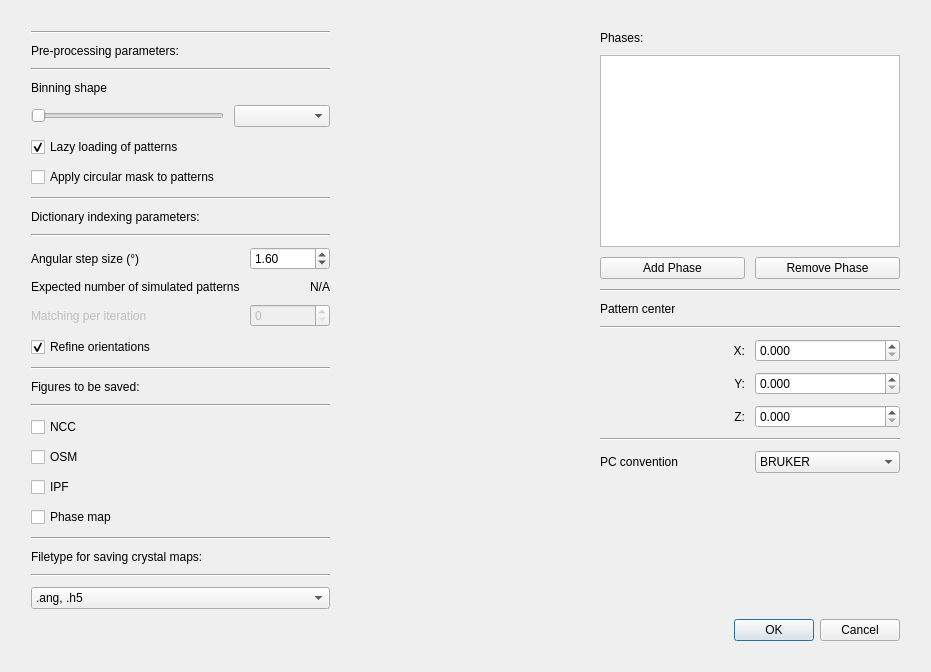
This is ui/di_setup.ui in EBSP-Indexer/EBSP-Indexer as Qt 5 draws it before an edit. The edited form follows.
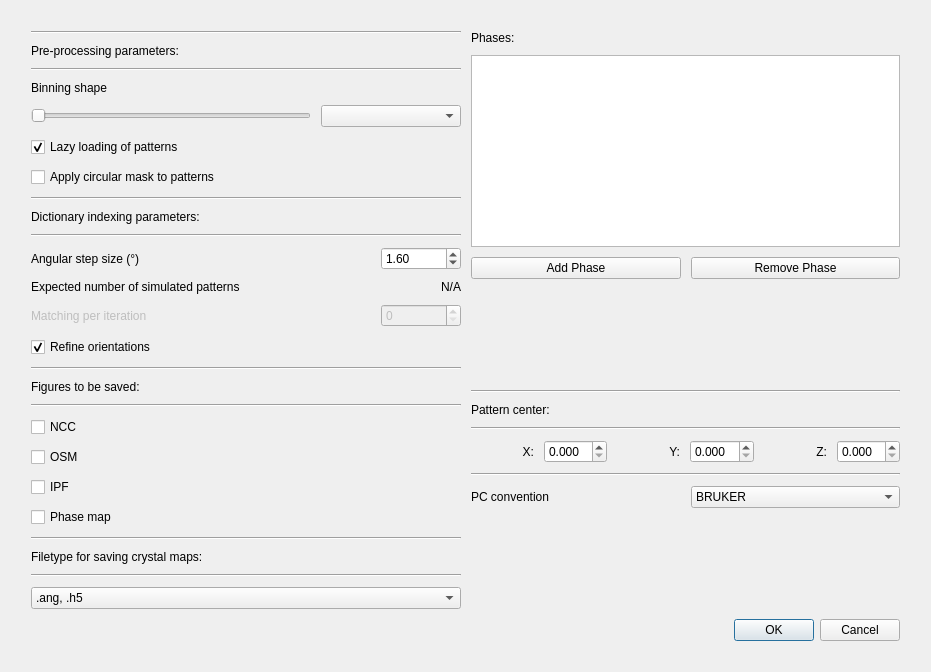
This is the edited form.

The edit to the form file:
```diff
--- a/ui/di_setup.ui
+++ b/ui/di_setup.ui
@@ -19,7 +19,7 @@
      <property name="locale">
       <locale language="English" country="UnitedStates"/>
      </property>
-     <layout class="QGridLayout" name="gridLayout" columnstretch="0,0,0">
+     <layout class="QGridLayout" name="gridLayout" columnstretch="0,0">
       <property name="sizeConstraint">
        <enum>QLayout::SetDefaultConstraint</enum>
       </property>
@@ -38,227 +38,8 @@
       <property name="spacing">
        <number>10</number>
       </property>
-      <item row="18" column="2">
-       <widget class="QDialogButtonBox" name="buttonBox">
-        <property name="enabled">
-         <bool>true</bool>
-        </property>
-        <property name="standardButtons">
-         <set>QDialogButtonBox::Cancel|QDialogButtonBox::Ok</set>
-        </property>
-        <property name="centerButtons">
-         <bool>false</bool>
-        </property>
-       </widget>
-      </item>
-      <item row="1" column="2">
-       <layout class="QVBoxLayout" name="verticalLayout_3">
-        <item>
-         <widget class="QLabel" name="label_9">
-          <property name="text">
-           <string>Phases:</string>
-          </property>
-         </widget>
-        </item>
-        <item>
-         <widget class="QListWidget" name="listWidgetPhase">
-          <property name="minimumSize">
-           <size>
-            <width>300</width>
-            <height>50</height>
-           </size>
-          </property>
-          <property name="maximumSize">
-           <size>
-            <width>16000000</width>
-            <height>1699999</height>
-           </size>
-          </property>
-          <property name="acceptDrops">
-           <bool>false</bool>
-          </property>
-          <property name="selectionMode">
-           <enum>QAbstractItemView::MultiSelection</enum>
-          </property>
-         </widget>
-        </item>
-        <item>
-         <layout class="QHBoxLayout" name="horizontalLayout">
-          <item>
-           <widget class="QPushButton" name="pushButtonAddPhase">
-            <property name="text">
-             <string>Add Phase</string>
-            </property>
-           </widget>
-          </item>
-          <item>
-           <widget class="QPushButton" name="pushButtonRemovePhase">
-            <property name="text">
-             <string>Remove Phase</string>
-            </property>
-           </widget>
-          </item>
-         </layout>
-        </item>
-        <item>
-         <widget class="Line" name="line_2">
-          <property name="orientation">
-           <enum>Qt::Horizontal</enum>
-          </property>
-         </widget>
-        </item>
-        <item>
-         <widget class="QLabel" name="label_5">
-          <property name="text">
-           <string>Pattern center</string>
-          </property>
-         </widget>
-        </item>
-        <item>
-         <widget class="Line" name="line_3">
-          <property name="orientation">
-           <enum>Qt::Horizontal</enum>
-          </property>
-         </widget>
-        </item>
-        <item>
-         <layout class="QGridLayout" name="gridLayout_4">
-          <item row="0" column="0">
-           <widget class="QLabel" name="label_2">
-            <property name="text">
-             <string>X:</string>
-            </property>
-            <property name="alignment">
-             <set>Qt::AlignRight|Qt::AlignTrailing|Qt::AlignVCenter</set>
-            </property>
-           </widget>
-          </item>
-          <item row="0" column="1">
-           <widget class="QDoubleSpinBox" name="patternCenterX">
-            <property name="decimals">
-             <number>3</number>
-            </property>
-            <property name="maximum">
-             <double>1.000000000000000</double>
-            </property>
-            <property name="singleStep">
-             <double>0.001000000000000</double>
-            </property>
-           </widget>
-          </item>
-          <item row="1" column="0">
-           <widget class="QLabel" name="label_3">
-            <property name="text">
-             <string>Y:</string>
-            </property>
-            <property name="alignment">
-             <set>Qt::AlignRight|Qt::AlignTrailing|Qt::AlignVCenter</set>
-            </property>
-           </widget>
-          </item>
-          <item row="2" column="1">
-           <widget class="QDoubleSpinBox" name="patternCenterZ">
-            <property name="locale">
-             <locale language="English" country="UnitedStates"/>
-            </property>
-            <property name="decimals">
-             <number>3</number>
-            </property>
-            <property name="maximum">
-             <double>1.000000000000000</double>
-            </property>
-            <property name="singleStep">
-             <double>0.001000000000000</double>
-            </property>
-           </widget>
-          </item>
-          <item row="1" column="1">
-           <widget class="QDoubleSpinBox" name="patternCenterY">
-            <property name="decimals">
-             <number>3</number>
-            </property>
-            <property name="maximum">
-             <double>1.000000000000000</double>
-            </property>
-            <property name="singleStep">
-             <double>0.001000000000000</double>
-            </property>
-           </widget>
-          </item>
-          <item row="2" column="0">
-           <widget class="QLabel" name="label_4">
-            <property name="text">
-             <string>Z:</string>
-            </property>
-            <property name="alignment">
-             <set>Qt::AlignRight|Qt::AlignTrailing|Qt::AlignVCenter</set>
-            </property>
-           </widget>
-          </item>
-         </layout>
-        </item>
-        <item>
-         <widget class="Line" name="line_9">
-          <property name="orientation">
-           <enum>Qt::Horizontal</enum>
-          </property>
-         </widget>
-        </item>
-        <item>
-         <layout class="QHBoxLayout" name="horizontalLayout_3">
-          <item>
-           <widget class="QLabel" name="label_12">
-            <property name="text">
-             <string>PC convention</string>
-            </property>
-           </widget>
-          </item>
-          <item>
-           <widget class="QComboBox" name="comboBoxConvention">
-            <item>
-             <property name="text">
-              <string>BRUKER</string>
-             </property>
-            </item>
-            <item>
-             <property name="text">
-              <string>TSL</string>
-             </property>
-            </item>
-           </widget>
-          </item>
-         </layout>
-        </item>
-        <item>
-         <spacer name="verticalSpacer_4">
-          <property name="orientation">
-           <enum>Qt::Vertical</enum>
-          </property>
-          <property name="sizeHint" stdset="0">
-           <size>
-            <width>20</width>
-            <height>40</height>
-           </size>
-          </property>
-         </spacer>
-        </item>
-       </layout>
-      </item>
       <item row="1" column="0">
        <layout class="QVBoxLayout" name="verticalLayout">
-        <item>
-         <spacer name="verticalSpacer_2">
-          <property name="orientation">
-           <enum>Qt::Vertical</enum>
-          </property>
-          <property name="sizeHint" stdset="0">
-           <size>
-            <width>20</width>
-            <height>40</height>
-           </size>
-          </property>
-         </spacer>
-        </item>
         <item>
          <widget class="Line" name="line_8">
           <property name="orientation">
@@ -469,13 +250,6 @@
         </item>
         <item>
          <layout class="QGridLayout" name="gridLayout_6">
-          <item row="0" column="0">
-           <widget class="Line" name="line_4">
-            <property name="orientation">
-             <enum>Qt::Horizontal</enum>
-            </property>
-           </widget>
-          </item>
           <item row="4" column="0">
            <widget class="QCheckBox" name="checkBoxPM">
             <property name="toolTip">
@@ -509,6 +283,13 @@
             </property>
            </widget>
           </item>
+          <item row="0" column="0">
+           <widget class="Line" name="line_4">
+            <property name="orientation">
+             <enum>Qt::Horizontal</enum>
+            </property>
+           </widget>
+          </item>
           <item row="2" column="0">
            <widget class="QCheckBox" name="checkBoxOSM">
             <property name="toolTip">
@@ -519,11 +300,26 @@
             </property>
            </widget>
           </item>
-          <item row="5" column="0">
-           <widget class="Line" name="line_10">
-            <property name="orientation">
-             <enum>Qt::Horizontal</enum>
+          <item row="8" column="0">
+           <widget class="QComboBox" name="comboBoxFiletype">
+            <property name="toolTip">
+             <string>&lt;html&gt;&lt;head/&gt;&lt;body&gt;&lt;p&gt;&lt;br/&gt;&lt;/p&gt;&lt;/body&gt;&lt;/html&gt;</string>
             </property>
+            <item>
+             <property name="text">
+              <string>.ang, .h5</string>
+             </property>
+            </item>
+            <item>
+             <property name="text">
+              <string>.ang</string>
+             </property>
+            </item>
+            <item>
+             <property name="text">
+              <string>.h5</string>
+             </property>
+            </item>
            </widget>
           </item>
           <item row="7" column="0">
@@ -533,6 +329,13 @@
             </property>
            </widget>
           </item>
+          <item row="5" column="0">
+           <widget class="Line" name="line_10">
+            <property name="orientation">
+             <enum>Qt::Horizontal</enum>
+            </property>
+           </widget>
+          </item>
           <item row="6" column="0">
            <widget class="QLabel" name="label_13">
             <property name="toolTip">
@@ -556,44 +359,228 @@
             </property>
            </spacer>
           </item>
-          <item row="8" column="0">
-           <widget class="QComboBox" name="comboBoxFiletype">
-            <property name="toolTip">
-             <string>&lt;html&gt;&lt;head/&gt;&lt;body&gt;&lt;p&gt;&lt;br/&gt;&lt;/p&gt;&lt;/body&gt;&lt;/html&gt;</string>
-            </property>
-            <item>
-             <property name="text">
-              <string>.ang, .h5</string>
-             </property>
-            </item>
-            <item>
-             <property name="text">
-              <string>.ang</string>
-             </property>
-            </item>
-            <item>
-             <property name="text">
-              <string>.h5</string>
-             </property>
-            </item>
-           </widget>
-          </item>
          </layout>
         </item>
        </layout>
       </item>
+      <item row="18" column="1">
+       <widget class="QDialogButtonBox" name="buttonBox">
+        <property name="enabled">
+         <bool>true</bool>
+        </property>
+        <property name="standardButtons">
+         <set>QDialogButtonBox::Cancel|QDialogButtonBox::Ok</set>
+        </property>
+        <property name="centerButtons">
+         <bool>false</bool>
+        </property>
+       </widget>
+      </item>
       <item row="1" column="1">
-       <spacer name="horizontalSpacer">
-        <property name="orientation">
-         <enum>Qt::Horizontal</enum>
-        </property>
-        <property name="sizeHint" stdset="0">
-         <size>
-          <width>40</width>
-          <height>20</height>
-         </size>
-        </property>
-       </spacer>
+       <layout class="QVBoxLayout" name="verticalLayout_3">
+        <item>
+         <widget class="QLabel" name="label_9">
+          <property name="text">
+           <string>Phases:</string>
+          </property>
+         </widget>
+        </item>
+        <item>
+         <widget class="QListWidget" name="listWidgetPhase">
+          <property name="minimumSize">
+           <size>
+            <width>300</width>
+            <height>50</height>
+           </size>
+          </property>
+          <property name="maximumSize">
+           <size>
+            <width>16000000</width>
+            <height>1699999</height>
+           </size>
+          </property>
+          <property name="acceptDrops">
+           <bool>false</bool>
+          </property>
+          <property name="selectionMode">
+           <enum>QAbstractItemView::MultiSelection</enum>
+          </property>
+         </widget>
+        </item>
+        <item>
+         <layout class="QHBoxLayout" name="horizontalLayout">
+          <item>
+           <widget class="QPushButton" name="pushButtonAddPhase">
+            <property name="text">
+             <string>Add Phase</string>
+            </property>
+           </widget>
+          </item>
+          <item>
+           <widget class="QPushButton" name="pushButtonRemovePhase">
+            <property name="text">
+             <string>Remove Phase</string>
+            </property>
+           </widget>
+          </item>
+         </layout>
+        </item>
+        <item>
+         <spacer name="verticalSpacer">
+          <property name="orientation">
+           <enum>Qt::Vertical</enum>
+          </property>
+          <property name="sizeHint" stdset="0">
+           <size>
+            <width>20</width>
+            <height>40</height>
+           </size>
+          </property>
+         </spacer>
+        </item>
+        <item>
+         <widget class="Line" name="line_2">
+          <property name="orientation">
+           <enum>Qt::Horizontal</enum>
+          </property>
+         </widget>
+        </item>
+        <item>
+         <widget class="QLabel" name="label_5">
+          <property name="text">
+           <string>Pattern center:</string>
+          </property>
+         </widget>
+        </item>
+        <item>
+         <widget class="Line" name="line_3">
+          <property name="orientation">
+           <enum>Qt::Horizontal</enum>
+          </property>
+         </widget>
+        </item>
+        <item>
+         <layout class="QGridLayout" name="gridLayout_4">
+          <item row="0" column="0">
+           <widget class="QLabel" name="label_2">
+            <property name="text">
+             <string>X:</string>
+            </property>
+            <property name="alignment">
+             <set>Qt::AlignRight|Qt::AlignTrailing|Qt::AlignVCenter</set>
+            </property>
+           </widget>
+          </item>
+          <item row="0" column="1">
+           <widget class="QDoubleSpinBox" name="patternCenterX">
+            <property name="decimals">
+             <number>3</number>
+            </property>
+            <property name="maximum">
+             <double>1.000000000000000</double>
+            </property>
+            <property name="singleStep">
+             <double>0.001000000000000</double>
+            </property>
+           </widget>
+          </item>
+          <item row="0" column="4">
+           <widget class="QLabel" name="label_4">
+            <property name="text">
+             <string>Z:</string>
+            </property>
+            <property name="alignment">
+             <set>Qt::AlignRight|Qt::AlignTrailing|Qt::AlignVCenter</set>
+            </property>
+           </widget>
+          </item>
+          <item row="0" column="3">
+           <widget class="QDoubleSpinBox" name="patternCenterY">
+            <property name="decimals">
+             <number>3</number>
+            </property>
+            <property name="maximum">
+             <double>1.000000000000000</double>
+            </property>
+            <property name="singleStep">
+             <double>0.001000000000000</double>
+            </property>
+           </widget>
+          </item>
+          <item row="0" column="2">
+           <widget class="QLabel" name="label_3">
+            <property name="text">
+             <string>Y:</string>
+            </property>
+            <property name="alignment">
+             <set>Qt::AlignRight|Qt::AlignTrailing|Qt::AlignVCenter</set>
+            </property>
+           </widget>
+          </item>
+          <item row="0" column="5">
+           <widget class="QDoubleSpinBox" name="patternCenterZ">
+            <property name="locale">
+             <locale language="English" country="UnitedStates"/>
+            </property>
+            <property name="decimals">
+             <number>3</number>
+            </property>
+            <property name="maximum">
+             <double>1.000000000000000</double>
+            </property>
+            <property name="singleStep">
+             <double>0.001000000000000</double>
+            </property>
+           </widget>
+          </item>
+         </layout>
+        </item>
+        <item>
+         <widget class="Line" name="line_9">
+          <property name="orientation">
+           <enum>Qt::Horizontal</enum>
+          </property>
+         </widget>
+        </item>
+        <item>
+         <layout class="QHBoxLayout" name="horizontalLayout_3">
+          <item>
+           <widget class="QLabel" name="label_12">
+            <property name="text">
+             <string>PC convention</string>
+            </property>
+           </widget>
+          </item>
+          <item>
+           <widget class="QComboBox" name="comboBoxConvention">
+            <item>
+             <property name="text">
+              <string>BRUKER</string>
+             </property>
+            </item>
+            <item>
+             <property name="text">
+              <string>TSL</string>
+             </property>
+            </item>
+           </widget>
+          </item>
+         </layout>
+        </item>
+        <item>
+         <spacer name="verticalSpacer_2">
+          <property name="orientation">
+           <enum>Qt::Vertical</enum>
+          </property>
+          <property name="sizeHint" stdset="0">
+           <size>
+            <width>20</width>
+            <height>40</height>
+           </size>
+          </property>
+         </spacer>
+        </item>
+       </layout>
       </item>
      </layout>
     </widget>
```
Left out of the diff: 21 changed lines with no effect on the pictures.
